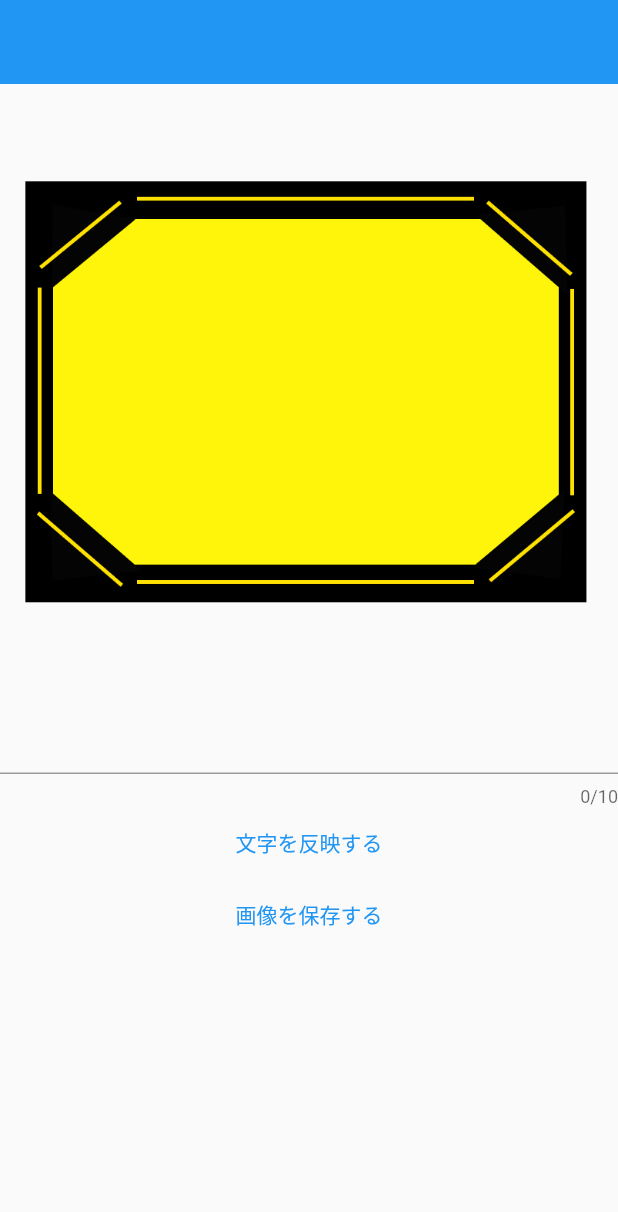
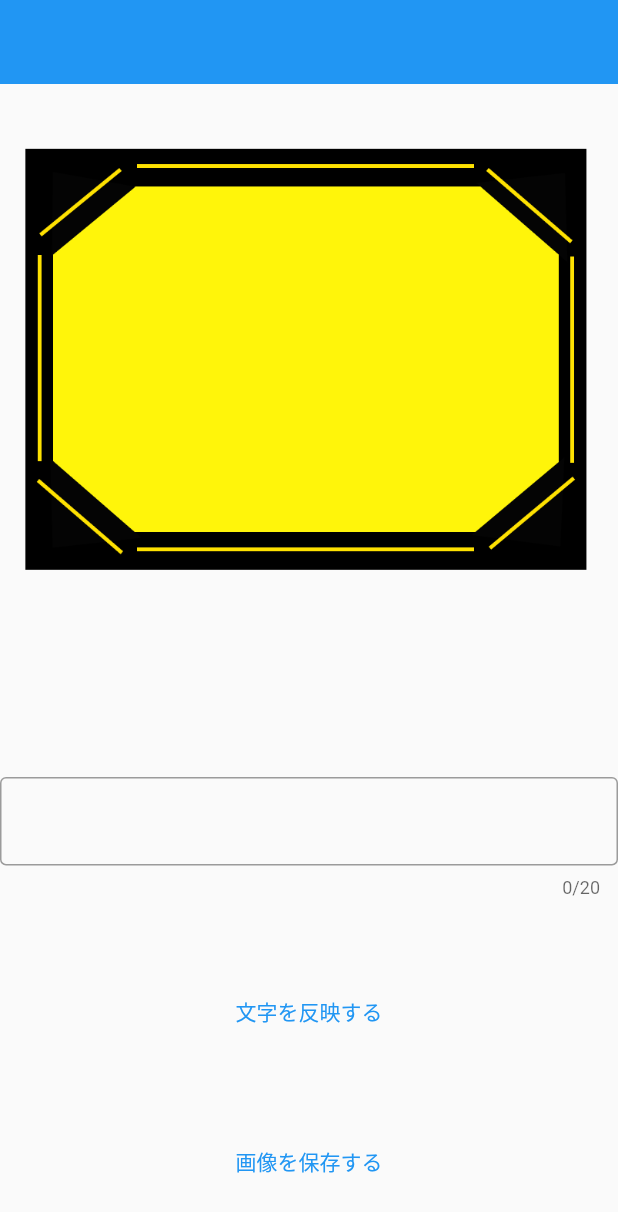
Before and after one commit to iseruuuuu/bokete_create_app, a Flutter app: the screen it shows after launch, after a tap on "文字を反映する", on a phone screen of 412 x 824 dp. Shown: the top 1212 px of the screen. Run offline on Flutter 3.47's test engine with Material 2 defaults, Android fonts, the phone set to English and light mode, and no system bars; our stand-ins replace flutter_svg, get; missing offline and left inert: image_editor; project files that could hold a hidden picture were left out.

```diff
--- a/lib/screen/home/home_screen.dart
+++ b/lib/screen/home/home_screen.dart
@@ -19,18 +19,24 @@ class HomeScreen extends StatelessWidget {
         elevation: 0,
       ),
       body: Column(
+        mainAxisAlignment: MainAxisAlignment.spaceAround,
         children: [
           Center(
             child: SizedBox(
               width: MediaQuery.of(context).size.width,
-              height: MediaQuery.of(context).size.width,
+              height: MediaQuery.of(context).size.width / 1.3,
               child: controller.images,
             ),
           ),
+          Obx(() => Text(controller.title.value)),
           TextField(
-            maxLength: 10,
             maxLines: 1,
+            maxLength: 20,
+            textAlign: TextAlign.center,
             onChanged: (text) => controller.onChanged(text),
+            decoration: const InputDecoration(
+              border: OutlineInputBorder(),
+            ),
           ),
           TextButton(
             onPressed: () => controller.onSetWord(),
--- a/lib/screen/home/home_screen_controller.dart
+++ b/lib/screen/home/home_screen_controller.dart
@@ -11,6 +11,7 @@ class HomeScreenController extends GetxController {
   final editOption = ImageEditorOption();
   final textController = TextEditingController();
   final images = Assets.images.background.image();
+  var title = ''.obs;
 
   @override
   void onInit() {
@@ -35,14 +36,14 @@ class HomeScreenController extends GetxController {
 // }
 
   void onChanged(String text) {
-    print(text);
+    title.value = text;
   }
 
   //文字の反映をする
   void onSetWord() {
     textOption.addText(
       EditorText(
-        text: '',
+        text: title.value,
         offset: const Offset(0, 0),
         fontSizePx: 10,
         textColor: Colors.black,
@@ -52,5 +53,7 @@ class HomeScreenController extends GetxController {
   }
 
   //画像の保存
-  void onImageStore() {}
+  void onImageStore() {
+
+  }
 }
--- a/pubspec.yaml
+++ b/pubspec.yaml
@@ -18,10 +18,9 @@ dependencies:
 
   # image
   flutter_svg: ^0.23.0+1
-
-  # edit image
   image_editor: ^1.0.1
   image_editor_pro: ^1.1.8
+  image_gallery_saver: ^1.7.1
 
 flutter_gen:
   integrations:
@@ -31,11 +30,8 @@ flutter_gen:
 dev_dependencies:
   flutter_test:
     sdk: flutter
-
   flutter_lints: ^1.0.0
-
   build_runner: ^2.1.4
-
   flutter_gen_runner:
 
 flutter:
```
Also changed, not shown: pubspec.lock, 2 other files.
